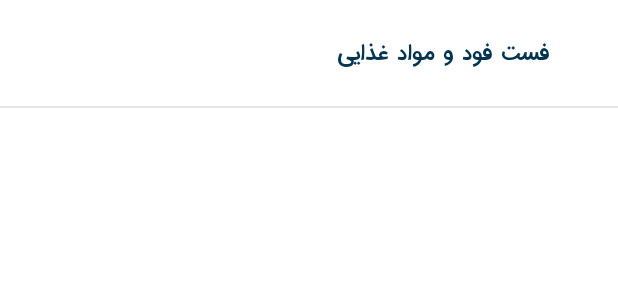
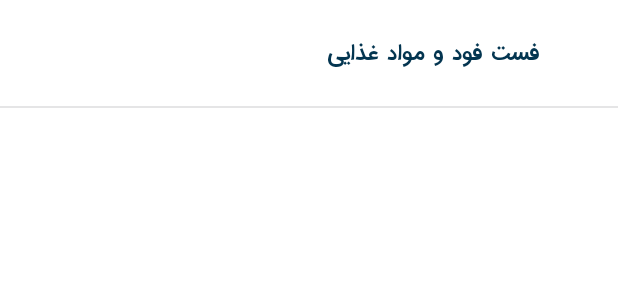
Before and after one commit to RadmanPooya/KavinooAndroid, an Android app: the layout secondary_category_item.xml on its own in the app's theme, with its tools: preview values and no code run, on a phone screen of 412 x 824 dp. Shown: the top 300 px of the screen. Run offline under Robolectric (Android 15) with nearby library versions, the phone set to English and light mode, and no system bars; network calls fail.

Commit message:
edit secondary category item

```diff
--- a/app/src/main/res/layout/activity_secondary_category.xml
+++ b/app/src/main/res/layout/activity_secondary_category.xml
@@ -72,10 +72,10 @@
 
 
     <androidx.constraintlayout.widget.ConstraintLayout
-
         android:id="@+id/cons_for_recycler_sec_cat_fr"
         android:layout_width="match_parent"
         android:layout_height="0dp"
+        android:layout_marginTop="@dimen/_10sdp"
         app:layout_constraintEnd_toEndOf="parent"
         app:layout_constraintStart_toStartOf="parent"
         app:layout_constraintBottom_toBottomOf="parent"
--- a/app/src/main/res/layout/secondary_category_item.xml
+++ b/app/src/main/res/layout/secondary_category_item.xml
@@ -36,7 +36,7 @@
             android:textSize="@dimen/_14ssp"
             android:textColor="#033550"
             android:maxLines="1"
-            android:layout_marginEnd="@dimen/_35sdp"
+            android:layout_marginEnd="@dimen/_40sdp"
             app:layout_constraintTop_toTopOf="parent"
             app:layout_constraintEnd_toEndOf="parent"
             app:layout_constraintBottom_toBottomOf="parent" />
```
